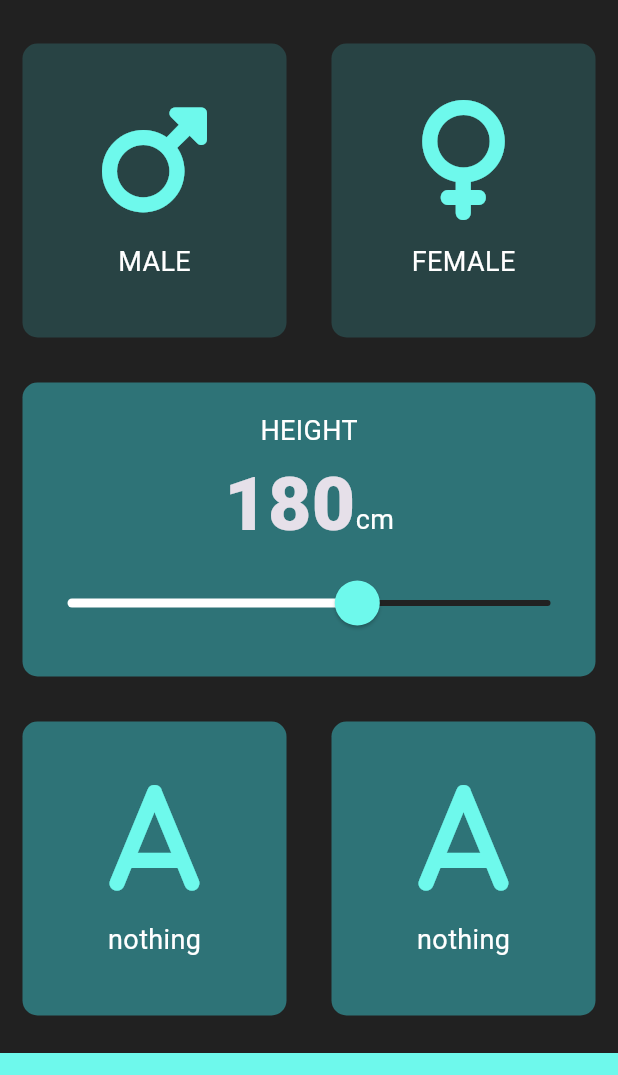
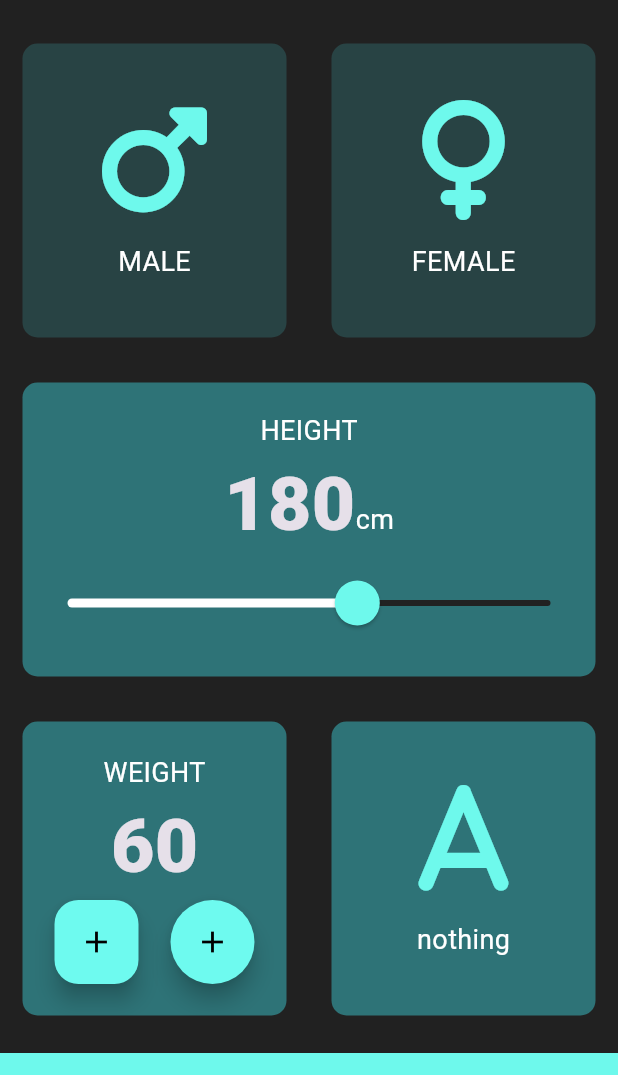
Before and after one commit to p-dong/bmi_calculator, a Flutter app: the screen it shows after launch, on a phone screen of 412 x 824 dp, the part 63-1138 px from its top. Run offline on Flutter 3.47's test engine with Material 3 defaults, Android fonts, the phone set to English and light mode, and no system bars; our stand-ins replace font_awesome_flutter.

Commit message:
customized some widget

```diff
--- a/lib/input_page.dart
+++ b/lib/input_page.dart
@@ -19,6 +19,7 @@ class InputPage extends StatefulWidget {
 
 class _InputPageState extends State<InputPage> {
   int height = 180;
+  int weight = 60;
   Gender selectedGender = Gender.none;
   @override
   Widget build(BuildContext context) {
@@ -125,11 +126,45 @@ class _InputPageState extends State<InputPage> {
               children: [
                 Expanded(
                   child: ReusableCard(
-                    onPress: () {},
-                    colour: kActiveCardColor,
-                    cardChild:
-                        IconContent(icon: FontAwesomeIcons.a, label: 'nothing'),
-                  ),
+                      onPress: () {},
+                      colour: kActiveCardColor,
+                      cardChild: Column(
+                        mainAxisAlignment: MainAxisAlignment.center,
+                        children: [
+                          Text(
+                            'WEIGHT',
+                            style: kLabelTextStyle,
+                          ),
+                          Text(
+                            weight.toString(),
+                            style: kNumberTextStyle,
+                          ),
+                          Row(
+                            mainAxisAlignment: MainAxisAlignment.spaceEvenly,
+                            children: [
+                              FloatingActionButton(
+                                backgroundColor: Color(0xFF6EFAEF),
+                                onPressed: null,
+                                child: Icon(
+                                  Icons.add,
+                                  color: Colors.black,
+                                ),
+                              ),
+                              FloatingActionButton(
+                                backgroundColor: Color(0xFF6EFAEF),
+                                shape: RoundedRectangleBorder(
+                                  borderRadius: BorderRadius.circular(50),
+                                ),
+                                onPressed: null,
+                                child: Icon(
+                                  Icons.add,
+                                  color: Colors.black,
+                                ),
+                              ),
+                            ],
+                          )
+                        ],
+                      )),
                 ),
                 Expanded(
                   child: ReusableCard(
```
